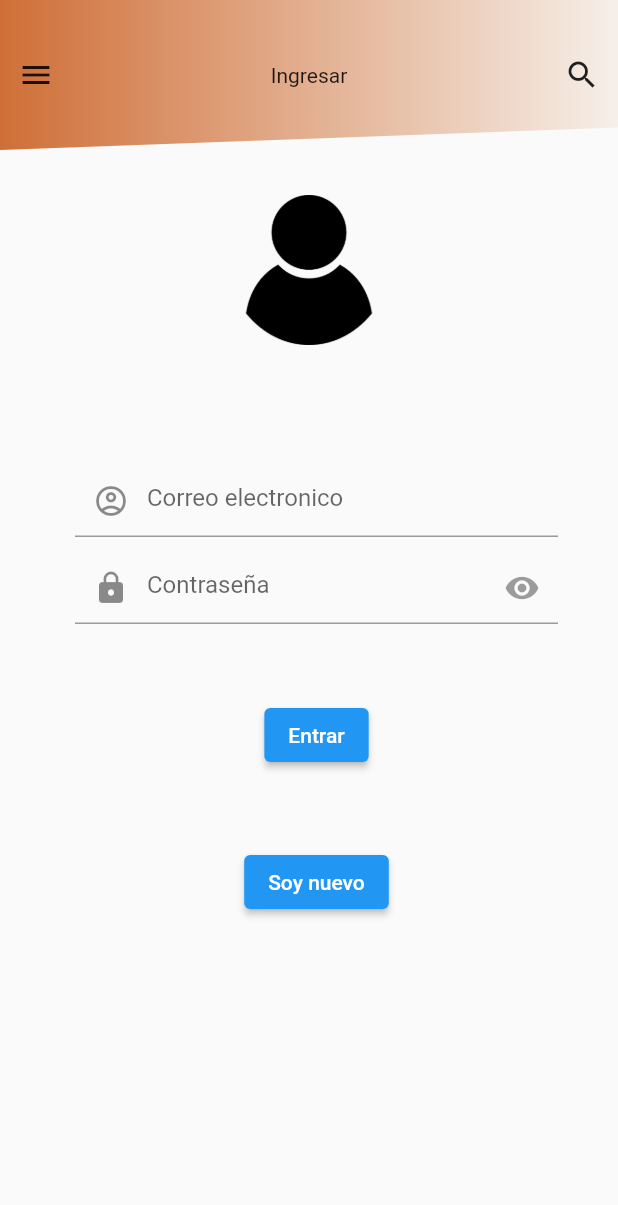
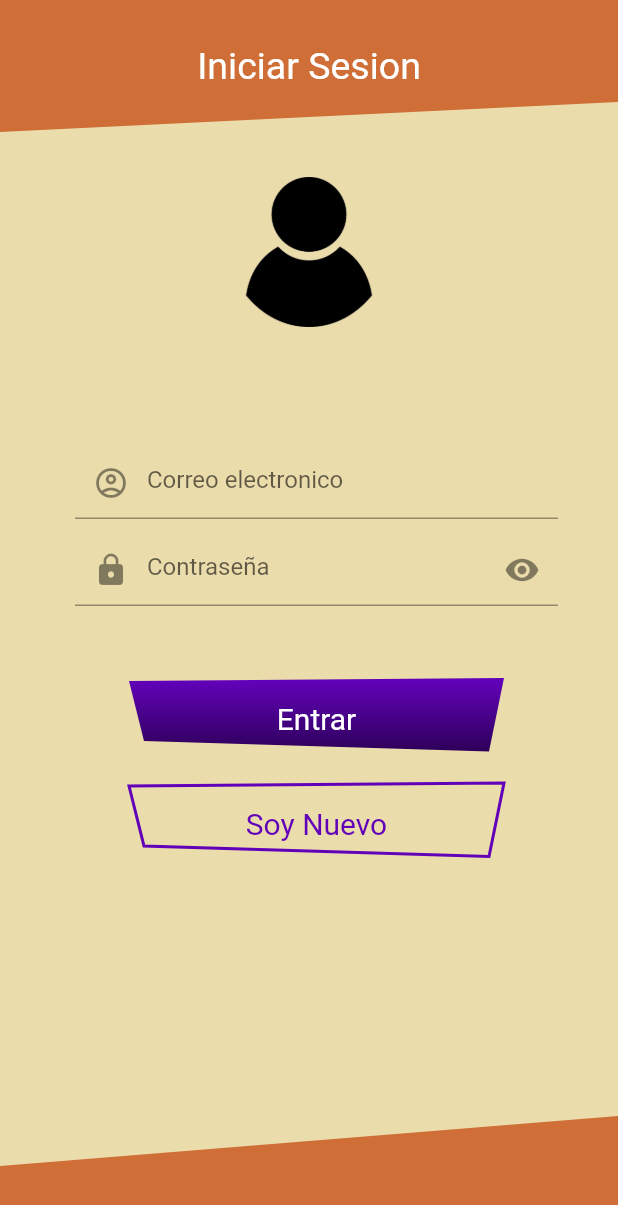
Before and after one commit to CoffeemondoApp/Coffeemondo-FlutterV1.0.0, a Flutter app: the screen it shows after launch, after a tap on "Presiona aquí", on a phone screen of 412 x 824 dp. Shown: the top 1205 px of the screen. Run offline on Flutter 3.47's test engine with Material 2 defaults, Android fonts, the phone set to English and light mode, and no system bars.

Commit message:
AppBar, BottomBar y CustomButtons agregados

```diff
--- a/lib/login.dart
+++ b/lib/login.dart
@@ -11,6 +11,7 @@ class LoginApp extends State<Login> {
   bool obs = true;
   Widget build(BuildContext context) {
     return Scaffold(
+      backgroundColor: Color(0xffffebdcac),
       appBar: AppBarcustom(),
       body: SingleChildScrollView(
         child: Column(children: [
@@ -39,36 +40,21 @@ class LoginApp extends State<Login> {
                         onPressed: () {
                           setState(() {
                             obs == true ? obs = true : obs = false;
-                          })
+                          });
                         },
-                        ),
+                      ),
                       hintText: 'Contraseña'))),
           Padding(
             padding: EdgeInsets.only(left: 20, top: 50, right: 10),
-            child: Center(
-              child: ElevatedButton(
-                onPressed: () {
-                  Navigator.push(
-                      context, MaterialPageRoute(builder: (_) => Login()));
-                },
-                child: Text('Entrar'),
-              ),
-            ),
+            child: CustomButton1(),
           ),
           Padding(
-            padding: EdgeInsets.only(left: 20, top: 50, right: 10),
-            child: Center(
-              child: ElevatedButton(
-                onPressed: () {
-                  Navigator.push(
-                      context, MaterialPageRoute(builder: (_) => Login()));
-                },
-                child: Text('Soy nuevo'),
-              ),
-            ),
+            padding: EdgeInsets.only(left: 20, top: 20, right: 10),
+            child: CustomButton2(),
           )
         ]),
       ),
+      bottomNavigationBar: CustomBottomBar(),
     );
   }
 }
@@ -78,29 +64,26 @@ class AppBarcustom extends StatelessWidget implements PreferredSizeWidget {
   Widget build(BuildContext context) {
     return Container(
       width: MediaQuery.of(context).size.width,
-      height: 100,
+      height: 88.0,
       child: ClipPath(
         clipper: BackgroundAppBar(),
         child: Container(
           width: MediaQuery.of(context).size.width,
           height: 100,
           decoration: const BoxDecoration(
-            gradient: LinearGradient(
-                colors: [Color.fromARGB(255, 207, 111, 55), Color(0xFFF6EFE9)]),
+            gradient: LinearGradient(colors: [
+              Color.fromARGB(255, 207, 111, 55),
+              Color.fromARGB(255, 207, 111, 55)
+            ]),
           ),
-          child: Row(
-            mainAxisAlignment: MainAxisAlignment.spaceBetween,
-            children: [
-              IconButton(
-                icon: Icon(Icons.menu),
-                onPressed: () {},
+          child: Center(
+            child: Text(
+              'Iniciar Sesion',
+              style: TextStyle(
+                color: Colors.white,
+                fontSize: 25,
               ),
-              Text('Ingresar'),
-              IconButton(
-                icon: Icon(Icons.search),
-                onPressed: () {},
-              )
-            ],
+            ),
           ),
         ),
       ),
@@ -108,7 +91,7 @@ class AppBarcustom extends StatelessWidget implements PreferredSizeWidget {
   }
 
   @override
-  Size get preferredSize => Size.fromHeight(100);
+  Size get preferredSize => Size.fromHeight(88.0);
 }
 
 class BackgroundAppBar extends CustomClipper<Path> {
@@ -117,7 +100,7 @@ class BackgroundAppBar extends CustomClipper<Path> {
     var path = Path();
     path.lineTo(0.0, size.height);
 
-    path.lineTo(size.width, size.height - 15);
+    path.lineTo(size.width, size.height - 20);
     path.lineTo(size.width, 0.0);
     return path;
   }
@@ -125,3 +108,153 @@ class BackgroundAppBar extends CustomClipper<Path> {
   @override
   bool shouldReclip(BackgroundAppBar oldClipper) => oldClipper != this;
 }
+
+class CustomBottomBar extends StatelessWidget {
+  @override
+  Widget build(BuildContext context) {
+    return Container(
+      height: 80.0,
+      width: double.infinity,
+      child: ClipPath(
+        clipper: BackgroundBottomBar(),
+        child: Container(
+          color: Color.fromARGB(255, 207, 111, 55),
+        ),
+      ),
+    );
+  }
+}
+
+class BackgroundBottomBar extends CustomClipper<Path> {
+  @override
+  Path getClip(Size size) {
+    final path = Path();
+    path.lineTo(0.0, size.height);
+    path.lineTo(size.width, size.height);
+    path.lineTo(size.width, 0);
+    path.lineTo(size.width - 990, size.height);
+    path.close();
+    return path;
+  }
+
+  @override
+  bool shouldReclip(CustomClipper<Path> oldClipper) {
+    return false;
+  }
+}
+
+class CustomButton1 extends StatelessWidget {
+  @override
+  Widget build(BuildContext context) {
+    return Container(
+      child: Container(
+        width: 250,
+        height: 50,
+        child: CustomPaint(
+          painter: BackgroundButton1(),
+          child: InkWell(
+            onTap: () {
+              Navigator.push(
+                  context, MaterialPageRoute(builder: (_) => Login()));
+            },
+            child: Center(
+              child: Text(
+                'Entrar',
+                style: TextStyle(
+                  color: Colors.white,
+                  fontSize: 20,
+                ),
+              ),
+            ),
+          ),
+        ),
+      ),
+    );
+  }
+}
+
+class BackgroundButton1 extends CustomPainter {
+  @override
+  void paint(Canvas canvas, Size size) {
+    Color color1 = Color.fromARGB(255, 97, 2, 185);
+    Color color2 = Color.fromARGB(255, 43, 0, 83);
+
+    final LinearGradient gradient = LinearGradient(
+        begin: Alignment.topCenter,
+        end: Alignment.bottomCenter,
+        colors: [color1, color2]);
+
+    final paint = Paint()
+      ..shader =
+          gradient.createShader(Rect.fromLTWH(0, 0, size.width, size.height));
+
+    var path = Path();
+    path.lineTo(size.width - 240, size.height - 10);
+    path.lineTo(size.width - 10, size.height - 3);
+    path.lineTo(size.width, size.height - 52);
+
+    path.close();
+
+    canvas.drawPath(path, paint);
+  }
+
+  @override
+  bool shouldRepaint(CustomPainter oldDelegate) {
+    return false;
+  }
+}
+
+class CustomButton2 extends StatelessWidget {
+  @override
+  Widget build(BuildContext context) {
+    return Container(
+      child: Container(
+        width: 250,
+        height: 50,
+        child: CustomPaint(
+          painter: BackgroundButton2(),
+          child: InkWell(
+            onTap: () {
+              Navigator.push(
+                  context, MaterialPageRoute(builder: (_) => Login()));
+            },
+            child: Center(
+              child: Text(
+                'Soy Nuevo',
+                style: TextStyle(
+                  color: Color.fromARGB(255, 97, 2, 185),
+                  fontSize: 20,
+                ),
+              ),
+            ),
+          ),
+        ),
+      ),
+    );
+  }
+}
+
+class BackgroundButton2 extends CustomPainter {
+  @override
+  void paint(Canvas canvas, Size size) {
+    Color color1 = Color.fromARGB(255, 97, 2, 185);
+    final paint = Paint()
+      ..color = color1
+      ..style = PaintingStyle.stroke
+      ..strokeWidth = 2;
+
+    var path = Path();
+    path.lineTo(size.width - 240, size.height - 10);
+    path.lineTo(size.width - 10, size.height - 3);
+    path.lineTo(size.width, size.height - 52);
+
+    path.close();
+
+    canvas.drawPath(path, paint);
+  }
+
+  @override
+  bool shouldRepaint(CustomPainter oldDelegate) {
+    return false;
+  }
+}
--- a/lib/main.dart
+++ b/lib/main.dart
@@ -23,10 +23,12 @@ class HomeStart extends State<Home> {
     return MaterialApp(
         title: 'login app',
         home: Scaffold(
+          backgroundColor: Color(0xffffebdcac),
           appBar: AppBarcustom(),
           body: Center(
             child: CustomButton(),
           ),
+          bottomNavigationBar: CustomBottomBar(),
         ));
   }
 }
@@ -35,6 +37,7 @@ class CustomButton extends StatelessWidget {
   @override
   Widget build(BuildContext context) {
     return Scaffold(
+      backgroundColor: Color(0xffffebdcac),
       body: Center(
         child: Container(
           width: 300,
@@ -98,29 +101,26 @@ class AppBarcustom extends StatelessWidget implements PreferredSizeWidget {
   Widget build(BuildContext context) {
     return Container(
       width: MediaQuery.of(context).size.width,
-      height: 100,
+      height: 88.0,
       child: ClipPath(
         clipper: BackgroundAppBar(),
         child: Container(
           width: MediaQuery.of(context).size.width,
           height: 100,
           decoration: const BoxDecoration(
-            gradient: LinearGradient(
-                colors: [Color.fromARGB(255, 207, 111, 55), Color(0xFFF6EFE9)]),
+            gradient: LinearGradient(colors: [
+              Color.fromARGB(255, 207, 111, 55),
+              Color.fromARGB(255, 207, 111, 55)
+            ]),
           ),
-          child: Row(
-            mainAxisAlignment: MainAxisAlignment.spaceBetween,
-            children: [
-              IconButton(
-                icon: Icon(Icons.menu),
-                onPressed: () {},
+          child: Center(
+            child: Text(
+              'Inicio',
+              style: TextStyle(
+                color: Colors.white,
+                fontSize: 25,
               ),
-              Text('Inicio'),
-              IconButton(
-                icon: Icon(Icons.search),
-                onPressed: () {},
-              )
-            ],
+            ),
           ),
         ),
       ),
@@ -128,7 +128,7 @@ class AppBarcustom extends StatelessWidget implements PreferredSizeWidget {
   }
 
   @override
-  Size get preferredSize => Size.fromHeight(100);
+  Size get preferredSize => Size.fromHeight(88.0);
 }
 
 class BackgroundAppBar extends CustomClipper<Path> {
@@ -145,3 +145,37 @@ class BackgroundAppBar extends CustomClipper<Path> {
   @override
   bool shouldReclip(BackgroundAppBar oldClipper) => oldClipper != this;
 }
+
+class CustomBottomBar extends StatelessWidget {
+  @override
+  Widget build(BuildContext context) {
+    return Container(
+      height: 80.0,
+      width: double.infinity,
+      child: ClipPath(
+        clipper: BackgroundBottomBar(),
+        child: Container(
+          color: Color.fromARGB(255, 207, 111, 55),
+        ),
+      ),
+    );
+  }
+}
+
+class BackgroundBottomBar extends CustomClipper<Path> {
+  @override
+  Path getClip(Size size) {
+    final path = Path();
+    path.lineTo(0.0, size.height);
+    path.lineTo(size.width, size.height);
+    path.lineTo(size.width, 0);
+    path.lineTo(size.width - 990, size.height);
+    path.close();
+    return path;
+  }
+
+  @override
+  bool shouldReclip(CustomClipper<Path> oldClipper) {
+    return false;
+  }
+}
```
